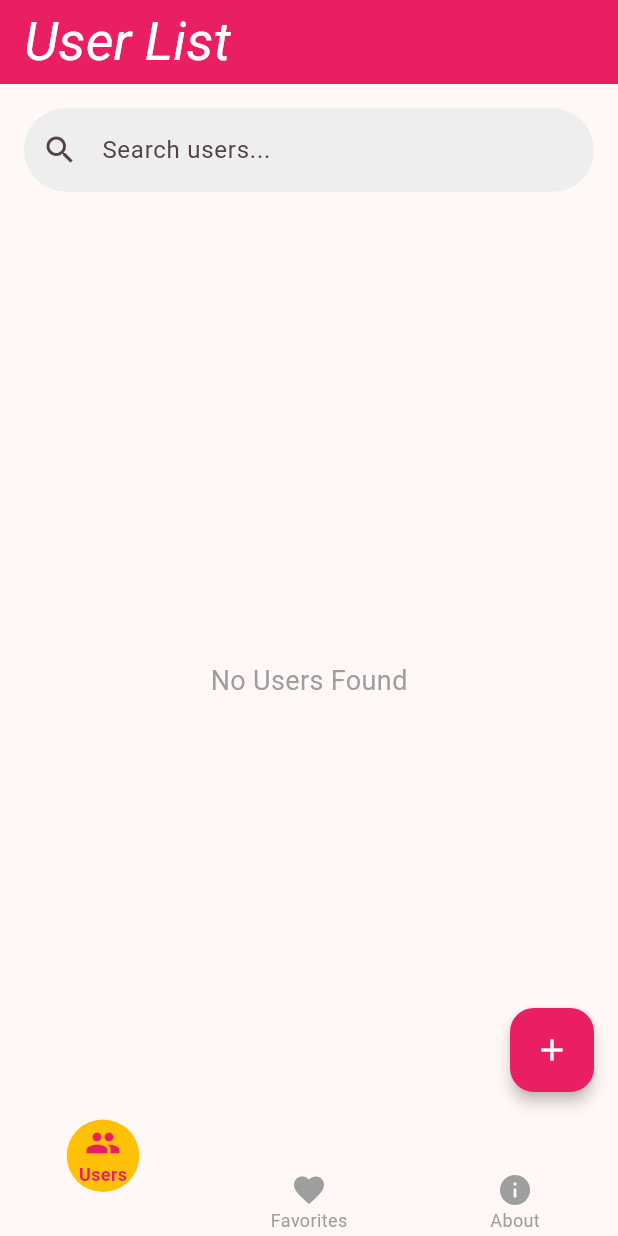
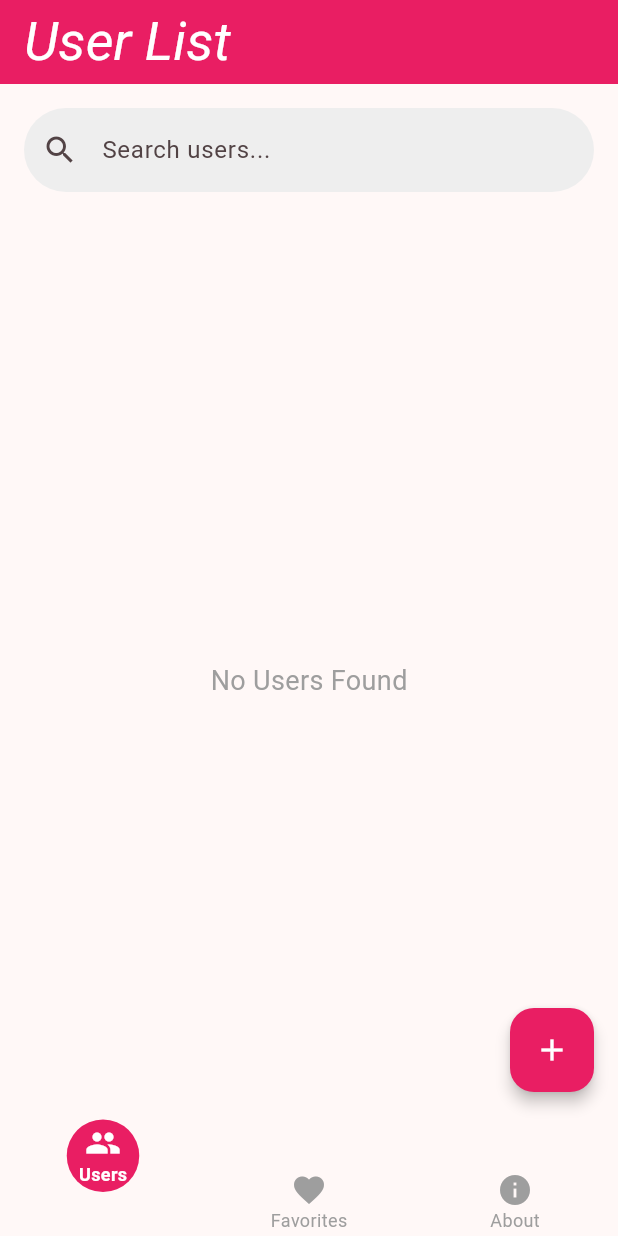
Before and after one commit to ombhut175/heart_bridge, a Flutter app: the screen it shows after launch, on a phone screen of 412 x 824 dp. Run offline on Flutter 3.47's test engine with Material 3 defaults, Android fonts, the phone set to English and light mode, and no system bars; drawn by our look-alikes of curved_navigation_bar; our stand-ins replace flutter_staggered_animations, sqflite; accounts and stored records are empty; Roboto replaces fonts that are missing (Hind).

Commit message:
ui upgraded

```diff
--- a/lib/dashboard/dashboard_screen_bottom_navigation_bar.dart
+++ b/lib/dashboard/dashboard_screen_bottom_navigation_bar.dart
@@ -68,7 +68,7 @@ class _DashboardScreenBottomNavigationBarState
   Widget build(BuildContext context) {
     final theme = Theme.of(context);
     final primaryColor = theme.primaryColor;
-    final secondaryColor = theme.colorScheme.secondary;
+    const iconColors = Colors.white;
 
     return Scaffold(
       body: PageView(
@@ -84,58 +84,64 @@ class _DashboardScreenBottomNavigationBarState
         items: <Widget>[
           // First item: Users
           Column(
+            mainAxisSize: MainAxisSize.min, // Use minimal vertical space
             mainAxisAlignment: MainAxisAlignment.center,
             children: [
-              Icon(Icons.people, color: _selectedIndex == 0 ? primaryColor : Colors.grey),
+              Icon(Icons.people, color: _selectedIndex == 0 ? iconColors : Colors.grey),
               Text(
                 "Users",
+                maxLines: 1,
+                overflow: TextOverflow.ellipsis,
                 style: TextStyle(
                   fontSize: 12,
                   fontWeight: _selectedIndex == 0 ? FontWeight.bold : FontWeight.normal,
-                  color: _selectedIndex == 0 ? primaryColor : Colors.grey,
+                  color: _selectedIndex == 0 ? iconColors : Colors.grey,
                 ),
               ),
             ],
           ),
           // Second item: Favorites
           Column(
+            mainAxisSize: MainAxisSize.min, // Use minimal vertical space
             mainAxisAlignment: MainAxisAlignment.center,
             children: [
-              Icon(Icons.favorite, color: _selectedIndex == 1 ? primaryColor : Colors.grey),
+              Icon(Icons.favorite, color: _selectedIndex == 1 ? iconColors : Colors.grey),
               Text(
                 "Favorites",
                 style: TextStyle(
                   fontSize: 12,
                   fontWeight: _selectedIndex == 1 ? FontWeight.bold : FontWeight.normal,
-                  color: _selectedIndex == 1 ? primaryColor : Colors.grey,
+                  color: _selectedIndex == 1 ? iconColors : Colors.grey,
                 ),
               ),
             ],
           ),
           // Third item: About
           Column(
+            mainAxisSize: MainAxisSize.min, // Use minimal vertical space
             mainAxisAlignment: MainAxisAlignment.center,
             children: [
-              Icon(Icons.info, color: _selectedIndex == 2 ? primaryColor : Colors.grey),
+              Icon(Icons.info, color: _selectedIndex == 2 ? iconColors : Colors.grey),
               Text(
                 "About",
+                maxLines: 1,
+                overflow: TextOverflow.ellipsis,
                 style: TextStyle(
                   fontSize: 12,
                   fontWeight: _selectedIndex == 2 ? FontWeight.bold : FontWeight.normal,
-                  color: _selectedIndex == 2 ? primaryColor : Colors.grey,
+                  color: _selectedIndex == 2 ? iconColors : Colors.grey,
                 ),
               ),
             ],
           ),
         ],
         color: theme.cardColor,
-        buttonBackgroundColor: secondaryColor,
+        buttonBackgroundColor: primaryColor,
         backgroundColor: theme.scaffoldBackgroundColor,
         animationCurve: Curves.easeInOut,
         animationDuration: const Duration(milliseconds: 300),
         onTap: _onItemTapped,
       ),
-
     );
   }
 }
--- a/lib/list_view/list_view.dart
+++ b/lib/list_view/list_view.dart
@@ -77,7 +77,9 @@ class UserListPageState extends State<UserListPage> {
   @override
   Widget build(BuildContext context) {
     return Scaffold(
-      floatingActionButton: Padding(
+      floatingActionButton: Visibility(
+        visible: !widget.isFavourite,
+        child: Padding(
           padding: const EdgeInsets.only(bottom: 20), // Increased bottom margin
           child: FloatingActionButton(
             onPressed: () {
@@ -94,6 +96,7 @@ class UserListPageState extends State<UserListPage> {
             child: Icon(Icons.add, color: Colors.white),
             backgroundColor: Theme.of(context).primaryColor,
             elevation: 4,
+          ),
         ),
       ),
       floatingActionButtonLocation: FloatingActionButtonLocation.endFloat,
```
Lines whose indentation alone changed are shown as unchanged.
